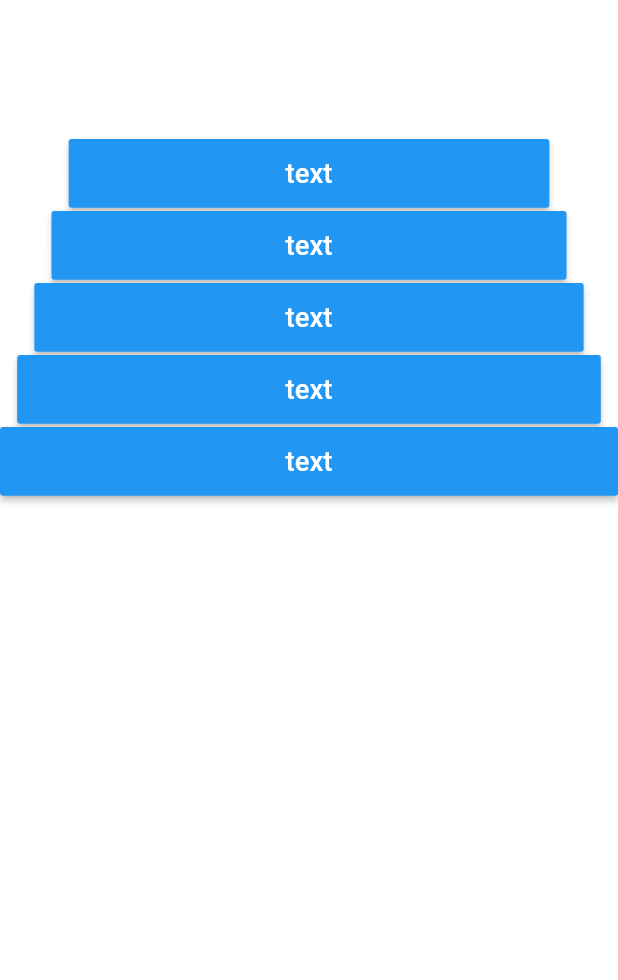
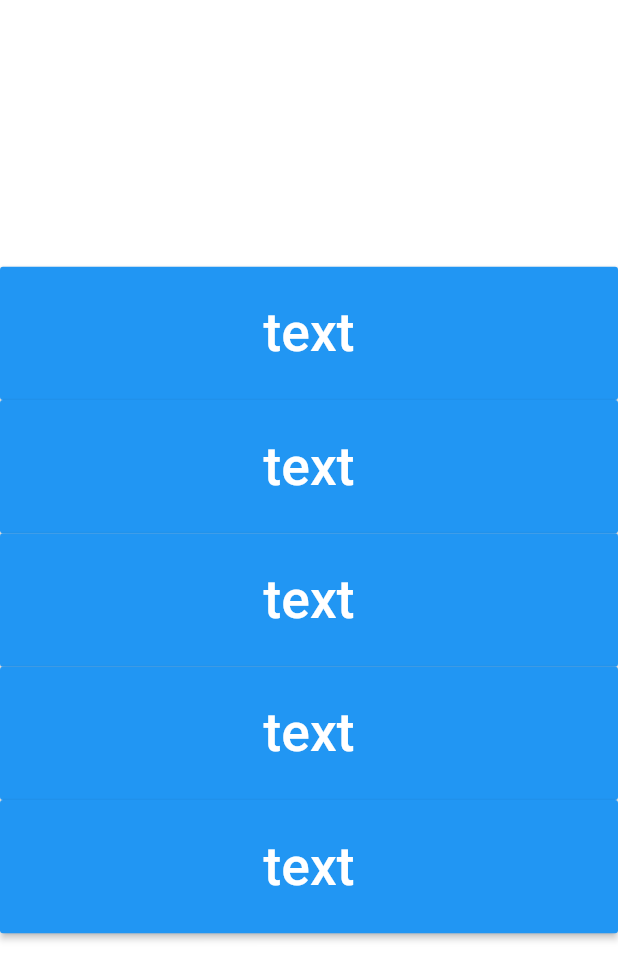
Before and after one commit to team-tossy/multiscreen, a Flutter app: the screen it shows after launch, on a phone screen of 412 x 824 dp. Shown: the top 980 px of the screen. Run offline on Flutter 3.47's test engine with Material 2 defaults, Android fonts, the phone set to English and light mode, and no system bars.

```diff
--- a/example/lib/main.dart
+++ b/example/lib/main.dart
@@ -21,75 +21,72 @@ class _MyPage extends StatefulWidget {
 }
 
 class _MyPageState extends State<_MyPage> {
-  Multiscreen _multiscreen;
   @override
   Widget build(BuildContext context) {
-    /// init Multiscreen instance.
-    _multiscreen ??= Multiscreen.of(context, 360);
     return Container(
       color: Colors.white,
       /// resize using Multiscreen.
-      margin: EdgeInsets.only(top: _multiscreen.resize(80)),
+      margin: EdgeInsets.only(top: resize(80)),
       child: Align(
         alignment: Alignment.center,
         child: Column(children: <Widget>[
           MaterialButton(
             color: Colors.blue,
-            height: _multiscreen.resize(40),
-            minWidth: _multiscreen.resize(280),
+            height: resize(40),
+            minWidth: resize(280),
             child: Text(
               'text',
               style: TextStyle(
                   color: Colors.white,
-                  fontSize: _multiscreen.resize(16)),
+                  fontSize: resize(16)),
             ),
             onPressed: () {},
           ),
           MaterialButton(
             color: Colors.blue,
-            height: _multiscreen.resize(40),
-            minWidth: _multiscreen.resize(300),
+            height: resize(40),
+            minWidth: resize(300),
             child: Text(
               'text',
               style: TextStyle(
                   color: Colors.white,
-                  fontSize: _multiscreen.resize(16)),
+                  fontSize: resize(16)),
             ),
             onPressed: () {},
           ),
           MaterialButton(
             color: Colors.blue,
-            height: _multiscreen.resize(40),
-            minWidth: _multiscreen.resize(320),
+            height: resize(40),
+            minWidth: resize(320),
             child: Text(
               'text',
               style: TextStyle(
                   color: Colors.white,
-                  fontSize: _multiscreen.resize(16)),
+                  fontSize: resize(16)),
             ),
             onPressed: () {},
           ),
           MaterialButton(
             color: Colors.blue,
-            height: _multiscreen.resize(40),
-            minWidth: _multiscreen.resize(340),
+            height: resize(40),
+            minWidth: resize(340),
             child: Text(
               'text',
               style: TextStyle(
                   color: Colors.white,
-                  fontSize: _multiscreen.resize(16)),
+                  fontSize: resize(16)),
             ),
             onPressed: () {},
           ),
           MaterialButton(
             color: Colors.blue,
-            height: _multiscreen.resize(40),
-            minWidth: _multiscreen.resize(360),
+            height: resize(40),
+            minWidth: resize(360),
             child: Text(
               'text',
               style: TextStyle(
                   color: Colors.white,
-                  fontSize: _multiscreen.resize(16)),
+                  fontSize: 16.0.resize360),
             ),
             onPressed: () {},
           ),
--- a/lib/multiscreen.dart
+++ b/lib/multiscreen.dart
@@ -1,35 +1,34 @@
-import 'package:flutter/widgets.dart';
+import 'dart:ui' as ui;
 
 /// If you can not create a GUI guide for each resolution or device,
 /// you can create one GUI guide and use Multiscreen for development.
-class Multiscreen {
-  int _guideWidth;
-  double _screenWidth = 0;
+///
 
-  Multiscreen(BuildContext context, int guideWidth) {
-    _guideWidth = guideWidth;
-    _screenWidth = MediaQuery.of(context).size.width;
+double resize(double origin, {double guideSize = 360}) {
+  if (guideSize == null) {
+    throw Exception('init Multiscreen');
   }
 
-  /// @param context
-  /// - to get context of application.
-  /// @param guideWidth
-  /// - guide device width.
-  factory Multiscreen.of(BuildContext context, int guideWidth) {
-    return Multiscreen(context, guideWidth);
+  if (guideSize <= 0) {
+    throw Exception('make sure the guide size is more than 0');
   }
 
-  /// resize size in gui-guideline to fit devices
-  double resize(double origin) {
-    if (_guideWidth <= 0) {
-      throw Exception;
-    }
-    if (_screenWidth == 0) {
-      return origin;
-    }
+  return origin._resize(guideSize: guideSize);
+}
 
-    double ret = (_screenWidth / _guideWidth) * origin;
+extension Resize on double {
+  double _resize({double guideSize = 360}) {
+    return ((ui.window.physicalSize.width / ui.window.devicePixelRatio) /
+            guideSize) *
+        this;
+  }
 
-    return ret;
+  double get resize320 {
+    return ((ui.window.physicalSize.width / ui.window.devicePixelRatio) / 320) *
+        this;
   }
+
+  double get resize360 =>
+      ((ui.window.physicalSize.width / ui.window.devicePixelRatio) / 360) *
+      this;
 }
--- a/pubspec.yaml
+++ b/pubspec.yaml
@@ -1,11 +1,11 @@
 name: multiscreen
 description: Support multiscreen(different resolution and size of display) for mobile application.
-version: 1.0.6
+version: 1.1.0
 author: Daewook. Kwon<tossy@tossy.me>
 homepage: https://github.com/team-tossy/multiscreen
 
 environment:
-  sdk: ">=2.1.0 <3.0.0"
+  sdk: ">=2.6.0 <3.0.0"
 
 dependencies:
   flutter:
```
Also changed, not shown: example/pubspec.lock, pubspec.lock, 4 other files.
